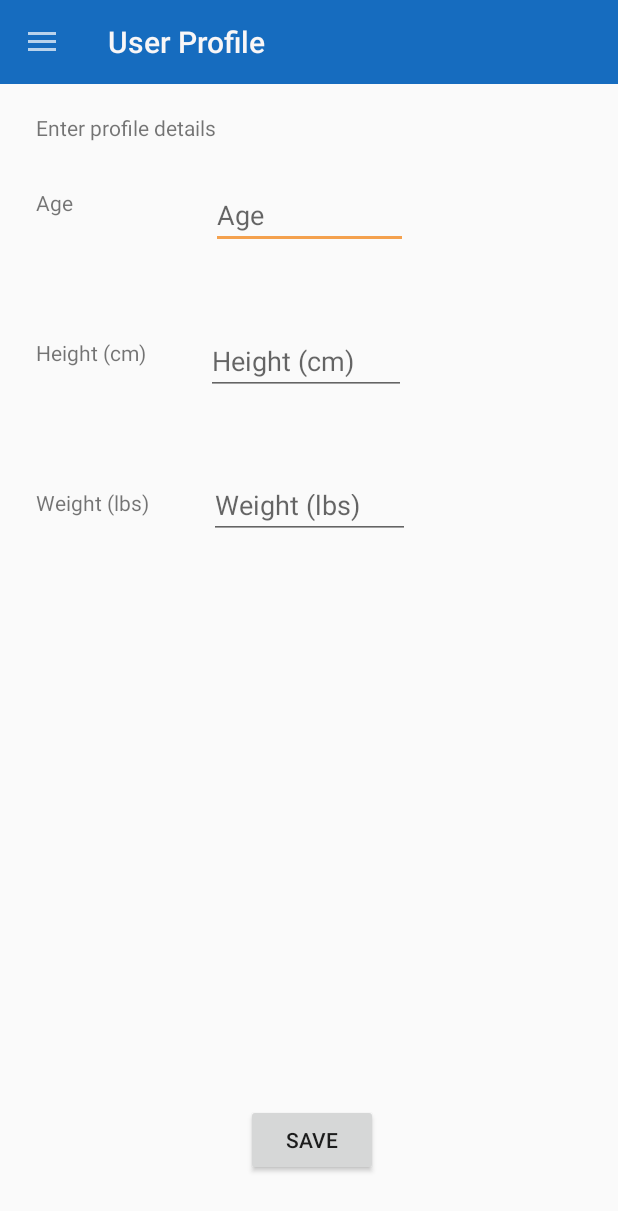
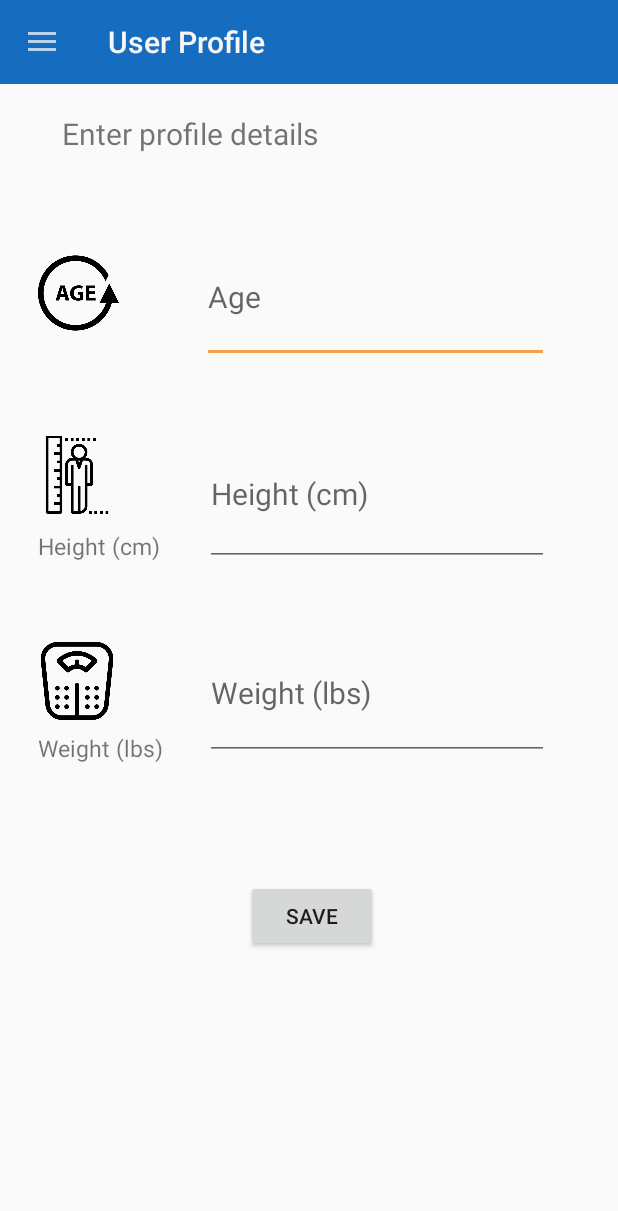
Before and after one commit to Agingalus/personalChef, an Android app: the UserProfileActivity screen opened directly, with no data from a screen before it, on a phone screen of 412 x 824 dp. Shown: the top 1211 px of the screen. Run offline under Robolectric (Android 15) with nearby library versions, the phone set to English and light mode, and no system bars.

Commit message:
added Display Profile activity and layout. Improved User Profile ui. Changed nav header.

```diff
--- a/app/src/main/AndroidManifest.xml
+++ b/app/src/main/AndroidManifest.xml
@@ -25,8 +25,6 @@
         android:roundIcon="@drawable/main_logo"
         android:supportsRtl="true"
         android:theme="@style/AppTheme">
-        <activity android:name=".DisplayProfile"></activity>
-
         <service
             android:name=".services.StepsCalculatorService"
             android:enabled="true"
@@ -54,6 +52,9 @@
             android:name=".UserProfileActivity"
             android:label="@string/userProfile" />
         <activity
+            android:name=".DisplayProfile"
+            android:label="@string/userProfile"/>
+        <activity
             android:name=".MainActivity"
             android:label="@string/home" />
         <activity
--- a/app/src/main/res/layout/activity_user_profile.xml
+++ b/app/src/main/res/layout/activity_user_profile.xml
@@ -13,29 +13,30 @@
         android:layout_height="match_parent"
         tools:context=".UserProfileActivity">
 
+        <ImageView
+            android:id="@+id/ageImageView"
+            android:layout_width="54dp"
+            android:layout_height="81dp"
+            android:layout_marginStart="25dp"
+            android:layout_marginTop="40dp"
+            app:layout_constraintStart_toStartOf="parent"
+            app:layout_constraintTop_toBottomOf="@+id/title_tv"
+            app:srcCompat="@drawable/age1" />
+
         <include
-        layout="@layout/toolbar_main"
-        android:id="@+id/toolbar"/>
+            android:id="@+id/toolbar"
+            layout="@layout/toolbar_main" />
 
         <TextView
             android:id="@+id/title_tv"
-        android:layout_width="wrap_content"
-        android:layout_height="wrap_content"
-        android:layout_marginStart="24dp"
+            android:layout_width="324dp"
+            android:layout_height="39dp"
+            android:layout_marginStart="40dp"
             android:layout_marginTop="75dp"
+            android:layout_marginEnd="46dp"
             android:text="@string/enterDetails"
-        app:layout_constraintStart_toStartOf="parent"
-        app:layout_constraintTop_toTopOf="parent" />
-
-    <TextView
-        android:id="@+id/ageTextView"
-        android:layout_width="wrap_content"
-        android:layout_height="wrap_content"
-        android:layout_marginStart="24dp"
-        android:layout_marginTop="125dp"
-        android:layout_marginEnd="52dp"
-        android:text="@string/age"
-        app:layout_constraintEnd_toStartOf="@+id/ageInput"
+            android:textSize="20sp"
+            app:layout_constraintEnd_toEndOf="parent"
             app:layout_constraintStart_toStartOf="parent"
             app:layout_constraintTop_toTopOf="parent" />
 
@@ -43,62 +44,63 @@
             android:id="@+id/heightTextView"
             android:layout_width="wrap_content"
             android:layout_height="wrap_content"
-        android:layout_marginStart="24dp"
-        android:layout_marginTop="100dp"
-        android:layout_marginEnd="40dp"
+            android:layout_marginStart="25dp"
             android:text="@string/height"
-        app:layout_constraintEnd_toStartOf="@+id/heightInput"
+            android:textSize="15sp"
             app:layout_constraintStart_toStartOf="parent"
-        app:layout_constraintTop_toTopOf="@id/ageTextView" />
+            app:layout_constraintTop_toBottomOf="@+id/heightImageView" />
 
         <TextView
             android:id="@+id/weightTextView"
             android:layout_width="wrap_content"
             android:layout_height="wrap_content"
-        android:layout_marginStart="24dp"
-        android:layout_marginTop="100dp"
+            android:layout_marginStart="25dp"
             android:text="@string/weight"
+            android:textSize="15sp"
             app:layout_constraintStart_toStartOf="parent"
-        app:layout_constraintTop_toTopOf="@id/heightTextView" />
+            app:layout_constraintTop_toBottomOf="@+id/weightImageView" />
 
         <EditText
             android:id="@+id/ageInput"
-        android:layout_width="131dp"
-        android:layout_height="42dp"
-        android:layout_marginStart="92dp"
-        android:layout_marginTop="124dp"
+            android:layout_width="231dp"
+            android:layout_height="87dp"
+            android:layout_marginTop="40dp"
+            android:layout_marginEnd="46dp"
             android:ems="10"
             android:hint="@string/age"
+            android:textSize="20sp"
             android:importantForAutofill="no"
             android:inputType="number"
-        app:layout_constraintStart_toEndOf="@+id/ageTextView"
-        app:layout_constraintTop_toTopOf="parent" />
+            app:layout_constraintEnd_toEndOf="parent"
+            app:layout_constraintTop_toBottomOf="@+id/title_tv" />
 
         <EditText
             android:id="@+id/heightInput"
-        android:layout_width="133dp"
-        android:layout_height="41dp"
-        android:layout_marginStart="40dp"
-        android:layout_marginTop="56dp"
+            android:layout_width="229dp"
+            android:layout_height="95dp"
+            android:layout_marginTop="40dp"
+            android:layout_marginEnd="46dp"
             android:ems="10"
             android:hint="@string/height"
+            android:textSize="20sp"
             android:importantForAutofill="no"
             android:inputType="numberDecimal"
-        app:layout_constraintStart_toEndOf="@+id/heightTextView"
+            app:layout_constraintEnd_toEndOf="parent"
             app:layout_constraintTop_toBottomOf="@+id/ageInput" />
 
         <EditText
             android:id="@+id/weightInput"
-        android:layout_width="134dp"
-        android:layout_height="40dp"
-        android:layout_marginStart="40dp"
-        android:layout_marginTop="56dp"
+            android:layout_width="229dp"
+            android:layout_height="89dp"
+            android:layout_marginTop="40dp"
+            android:layout_marginEnd="46dp"
             android:autofillHints=""
             android:ems="10"
             android:hint="@string/weight"
+            android:textSize="20sp"
             android:importantForAutofill="no"
             android:inputType="number"
-        app:layout_constraintStart_toEndOf="@+id/weightTextView"
+            app:layout_constraintEnd_toEndOf="parent"
             app:layout_constraintTop_toBottomOf="@+id/heightInput" />
 
         <Button
@@ -106,14 +108,35 @@
             android:layout_width="wrap_content"
             android:layout_height="wrap_content"
             android:layout_marginStart="163dp"
+            android:layout_marginTop="80dp"
             android:layout_marginEnd="160dp"
-        android:layout_marginBottom="40dp"
             android:onClick="onSaveUserProfile"
             android:text="@string/save"
-        app:layout_constraintBottom_toBottomOf="parent"
             app:layout_constraintEnd_toEndOf="parent"
+            app:layout_constraintHorizontal_bias="0.611"
             app:layout_constraintStart_toStartOf="parent"
+            app:layout_constraintTop_toBottomOf="@+id/weightInput"
             tools:ignore="OnClick" />
+
+        <ImageView
+            android:id="@+id/heightImageView"
+            android:layout_width="52dp"
+            android:layout_height="74dp"
+            android:layout_marginStart="25dp"
+            android:layout_marginTop="43dp"
+            app:layout_constraintStart_toStartOf="parent"
+            app:layout_constraintTop_toBottomOf="@+id/ageImageView"
+            app:srcCompat="@drawable/height" />
+
+        <ImageView
+            android:id="@+id/weightImageView"
+            android:layout_width="52dp"
+            android:layout_height="68dp"
+            android:layout_marginStart="25dp"
+            android:layout_marginTop="45dp"
+            app:layout_constraintStart_toStartOf="parent"
+            app:layout_constraintTop_toBottomOf="@+id/heightTextView"
+            app:srcCompat="@drawable/weight" />
 
 
     </androidx.constraintlayout.widget.ConstraintLayout>
--- a/app/src/main/res/layout/nav_header.xml
+++ b/app/src/main/res/layout/nav_header.xml
@@ -9,6 +9,6 @@
         android:layout_width="wrap_content"
         android:layout_height="wrap_content"
         android:scaleType="centerCrop"
-        android:src="@drawable/nav_header_img"
+        android:src="@drawable/nav_drawer_header"
         android:paddingTop="25dp" />
 </FrameLayout>
```
Also changed, not shown: app/src/main/res/layout/activity_display_profile.xml (+61 -50 lines), app/src/main/res/drawable/age1.png (added), app/src/main/res/drawable/height.png (added), app/src/main/res/drawable/nav_drawer_header.jpg (added), app/src/main/res/drawable/weight.png (added). Lines whose indentation alone changed are shown as unchanged.
